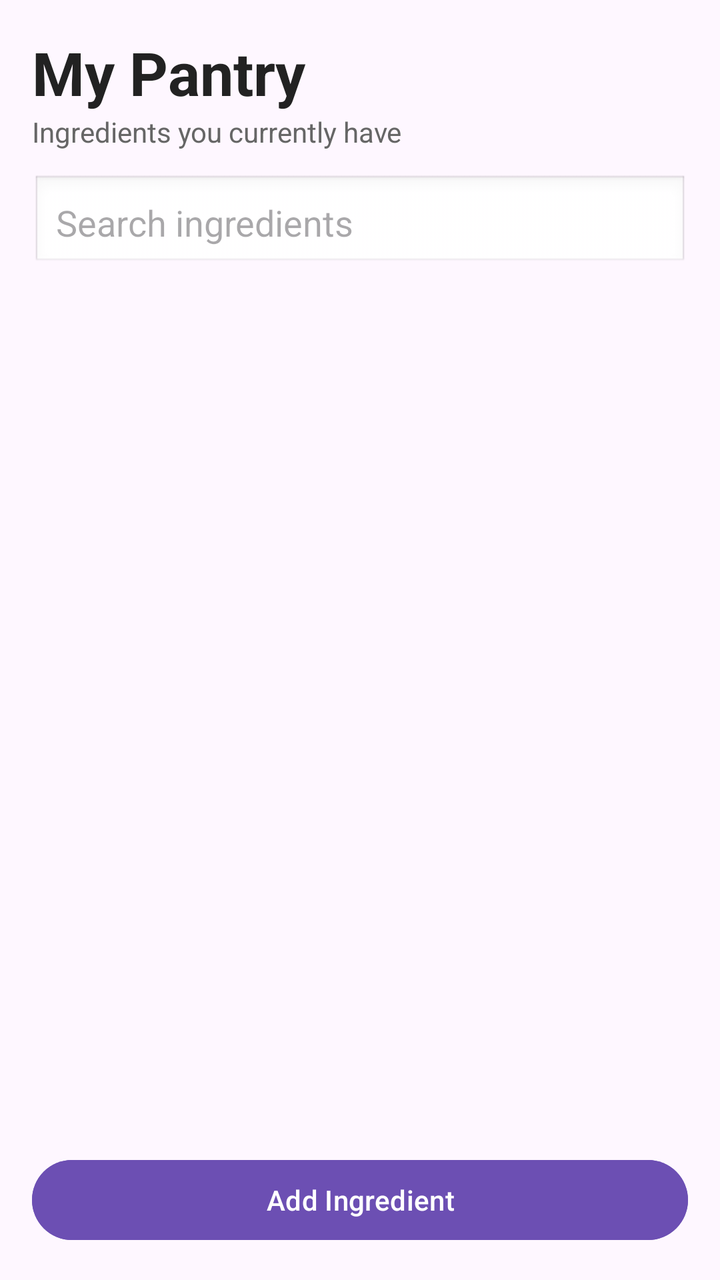
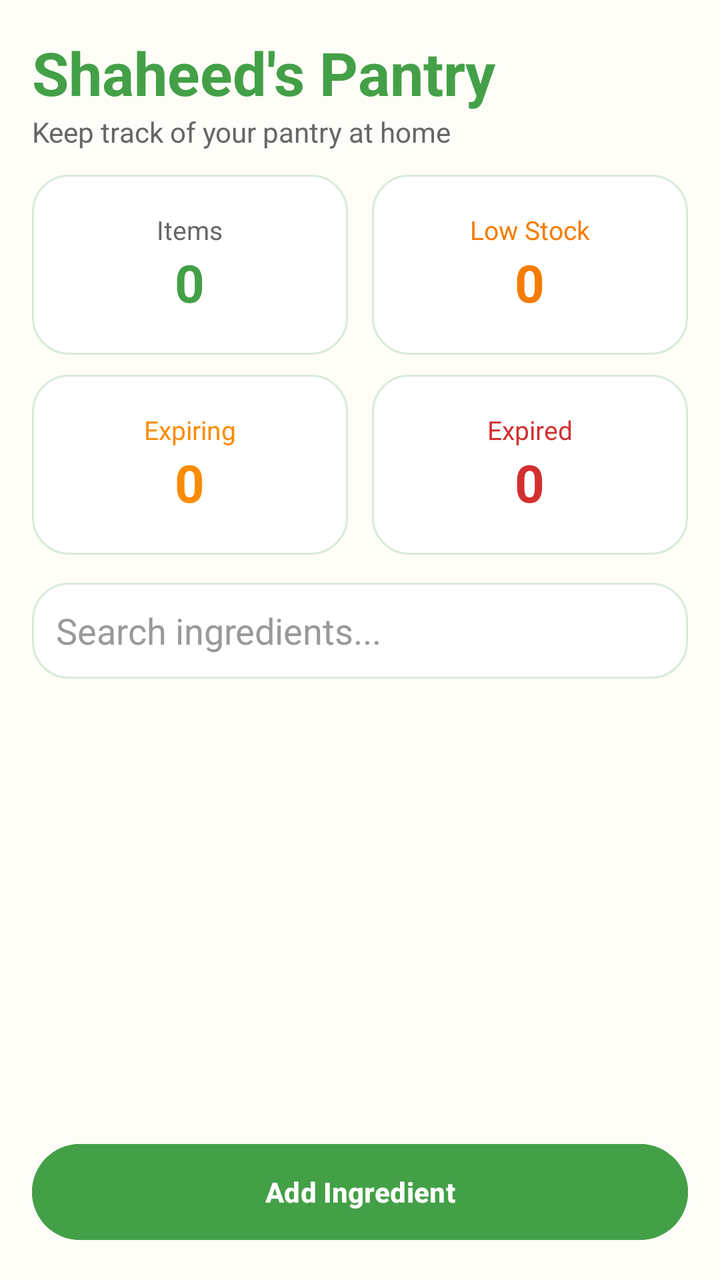

The first picture is an Android layout as it rendered before a commit; the second is the same layout after the commit. The layout source and the unified diff follow.
<!-- AndroidManifest.xml: application theme Theme.SmartPantryManager -->
<!-- res/layout/activity_main.xml -->
<?xml version="1.0" encoding="utf-8"?>
<LinearLayout xmlns:android="http://schemas.android.com/apk/res/android"
    android:layout_width="match_parent"
    android:layout_height="match_parent"
    android:orientation="vertical"
    android:padding="16dp">

    <TextView
        android:layout_width="wrap_content"
        android:layout_height="wrap_content"
        android:text="My Pantry"
        android:textSize="30sp"
        android:textStyle="bold"
        android:textColor="#222222"/>

    <TextView
        android:layout_width="wrap_content"
        android:layout_height="wrap_content"
        android:text="Ingredients you currently have"
        android:textColor="#666666"
        android:layout_marginBottom="12dp"/>

    <EditText
        android:id="@+id/editSearch"
        android:layout_width="match_parent"
        android:layout_height="48dp"
        android:hint="Search ingredients"
        android:padding="12dp"
        android:background="@android:drawable/edit_text"
        android:layout_marginBottom="12dp"/>

    <androidx.recyclerview.widget.RecyclerView
        android:id="@+id/recyclerViewPantry"
        android:layout_width="match_parent"
        android:layout_height="0dp"
        android:layout_weight="1"/>

    <Button
        android:id="@+id/buttonAdd"
        android:layout_width="match_parent"
        android:layout_height="48dp"
        android:text="Add Ingredient"
        android:backgroundTint="#6C4FB3"
        android:textColor="#FFFFFF"
        android:layout_marginTop="8dp"/>

</LinearLayout>
<!-- resources referenced by this layout -->
<resources>
  <style name="Theme.SmartPantryManager" parent="Base.Theme.SmartPantryManager" />
  <style name="Base.Theme.SmartPantryManager" parent="Theme.Material3.DayNight.NoActionBar">
          
          
      </style>
</resources>

<!-- the commit's change to res/layout/activity_main.xml (unified diff, before → after) -->
@@ -2,46 +2,180 @@
 <LinearLayout xmlns:android="http://schemas.android.com/apk/res/android"
     android:layout_width="match_parent"
     android:layout_height="match_parent"
+    android:background="@color/backgroundCream"
     android:orientation="vertical"
     android:padding="16dp">
 
     <TextView
         android:layout_width="wrap_content"
         android:layout_height="wrap_content"
-        android:text="My Pantry"
+        android:text="Shaheed's Pantry"
+        android:textColor="@color/primaryGreen"
         android:textSize="30sp"
-        android:textStyle="bold"
-        android:textColor="#222222"/>
+        android:textStyle="bold"/>
 
     <TextView
         android:layout_width="wrap_content"
         android:layout_height="wrap_content"
-        android:text="Ingredients you currently have"
-        android:textColor="#666666"
-        android:layout_marginBottom="12dp"/>
+        android:layout_marginBottom="12dp"
+        android:text="Keep track of your pantry at home"
+        android:textColor="@color/greyText"
+        android:textSize="14sp"/>
+
+    <LinearLayout
+        android:layout_width="match_parent"
+        android:layout_height="wrap_content"
+        android:orientation="vertical">
+
+        <LinearLayout
+            android:layout_width="match_parent"
+            android:layout_height="wrap_content"
+            android:orientation="horizontal">
+
+            <LinearLayout
+                android:layout_width="0dp"
+                android:layout_height="90dp"
+                android:layout_weight="1"
+                android:layout_marginEnd="6dp"
+                android:background="@drawable/pantry_item_background"
+                android:gravity="center"
+                android:orientation="vertical">
+
+                <TextView
+                    android:layout_width="wrap_content"
+                    android:layout_height="wrap_content"
+                    android:text="Items"
+                    android:textColor="@color/greyText"
+                    android:textSize="13sp"/>
+
+                <TextView
+                    android:id="@+id/textTotalItems"
+                    android:layout_width="wrap_content"
+                    android:layout_height="wrap_content"
+                    android:text="0"
+                    android:textColor="@color/primaryGreen"
+                    android:textSize="26sp"
+                    android:textStyle="bold"/>
+            </LinearLayout>
+
+            <LinearLayout
+                android:layout_width="0dp"
+                android:layout_height="90dp"
+                android:layout_weight="1"
+                android:layout_marginStart="6dp"
+                android:background="@drawable/pantry_item_background"
+                android:gravity="center"
+                android:orientation="vertical">
+
+                <TextView
+                    android:layout_width="wrap_content"
+                    android:layout_height="wrap_content"
+                    android:text="Low Stock"
+                    android:textColor="#F57C00"
+                    android:textSize="13sp"/>
+
+                <TextView
+                    android:id="@+id/textLowStockCount"
+                    android:layout_width="wrap_content"
+                    android:layout_height="wrap_content"
+                    android:text="0"
+                    android:textColor="#F57C00"
+                    android:textSize="26sp"
+                    android:textStyle="bold"/>
+            </LinearLayout>
+
+        </LinearLayout>
+
+        <LinearLayout
+            android:layout_width="match_parent"
+            android:layout_height="wrap_content"
+            android:layout_marginTop="10dp"
+            android:orientation="horizontal">
+
+            <LinearLayout
+                android:layout_width="0dp"
+                android:layout_height="90dp"
+                android:layout_weight="1"
+                android:layout_marginEnd="6dp"
+                android:background="@drawable/pantry_item_background"
+                android:gravity="center"
+                android:orientation="vertical">
+
+                <TextView
+                    android:layout_width="wrap_content"
+                    android:layout_height="wrap_content"
+                    android:text="Expiring"
+                    android:textColor="#FB8C00"
+                    android:textSize="13sp"/>
+
+                <TextView
+                    android:id="@+id/textExpiringCount"
+                    android:layout_width="wrap_content"
+                    android:layout_height="wrap_content"
+                    android:text="0"
+                    android:textColor="#FB8C00"
+                    android:textSize="26sp"
+                    android:textStyle="bold"/>
+            </LinearLayout>
+
+            <LinearLayout
+                android:layout_width="0dp"
+                android:layout_height="90dp"
+                android:layout_weight="1"
+                android:layout_marginStart="6dp"
+                android:background="@drawable/pantry_item_background"
+                android:gravity="center"
+                android:orientation="vertical">
+
+                <TextView
+                    android:layout_width="wrap_content"
+                    android:layout_height="wrap_content"
+                    android:text="Expired"
+                    android:textColor="#D32F2F"
+                    android:textSize="13sp"/>
+
+                <TextView
+                    android:id="@+id/textExpiredCount"
+                    android:layout_width="wrap_content"
+                    android:layout_height="wrap_content"
+                    android:text="0"
+                    android:textColor="#D32F2F"
+                    android:textSize="26sp"
+                    android:textStyle="bold"/>
+            </LinearLayout>
+
+        </LinearLayout>
+
+    </LinearLayout>
 
     <EditText
         android:id="@+id/editSearch"
         android:layout_width="match_parent"
         android:layout_height="48dp"
-        android:hint="Search ingredients"
+        android:layout_marginTop="14dp"
+        android:background="@drawable/pantry_item_background"
+        android:hint="Search ingredients..."
+        android:inputType="text"
         android:padding="12dp"
-        android:background="@android:drawable/edit_text"
-        android:layout_marginBottom="12dp"/>
+        android:textColor="@color/darkText"
+        android:textColorHint="#999999"/>
 
     <androidx.recyclerview.widget.RecyclerView
         android:id="@+id/recyclerViewPantry"
         android:layout_width="match_parent"
         android:layout_height="0dp"
+        android:layout_marginTop="12dp"
         android:layout_weight="1"/>
 
     <Button
         android:id="@+id/buttonAdd"
         android:layout_width="match_parent"
-        android:layout_height="48dp"
+        android:layout_height="56dp"
+        android:layout_marginTop="8dp"
+        android:backgroundTint="@color/primaryGreen"
         android:text="Add Ingredient"
-        android:backgroundTint="#6C4FB3"
-        android:textColor="#FFFFFF"
-        android:layout_marginTop="8dp"/>
+        android:textAllCaps="false"
+        android:textColor="@android:color/white"
+        android:textStyle="bold"/>
 
 </LinearLayout>
<!-- resource entries referenced after the edit -->
@@ -1,5 +1,28 @@
 <!-- resources referenced by this layout -->
 <resources>
+  <color name="backgroundCream">#FFFDF7</color>
+  <color name="darkText">#222222</color>
+  <color name="greyText">#666666</color>
+  <color name="primaryGreen">#43A047</color>
+  <!-- drawable pantry_item_background (drawable) -->
+  <?xml version="1.0" encoding="utf-8"?>
+  <shape xmlns:android="http://schemas.android.com/apk/res/android">
+  
+      <solid android:color="#FFFFFF"/>
+  
+      <corners android:radius="18dp"/>
+  
+      <stroke
+          android:width="1dp"
+          android:color="#D7EAD8"/>
+  
+      <padding
+          android:left="4dp"
+          android:top="4dp"
+          android:right="4dp"
+          android:bottom="4dp"/>
+  
+  </shape>
   <style name="Theme.SmartPantryManager" parent="Base.Theme.SmartPantryManager" />
   <style name="Base.Theme.SmartPantryManager" parent="Theme.Material3.DayNight.NoActionBar">
           
